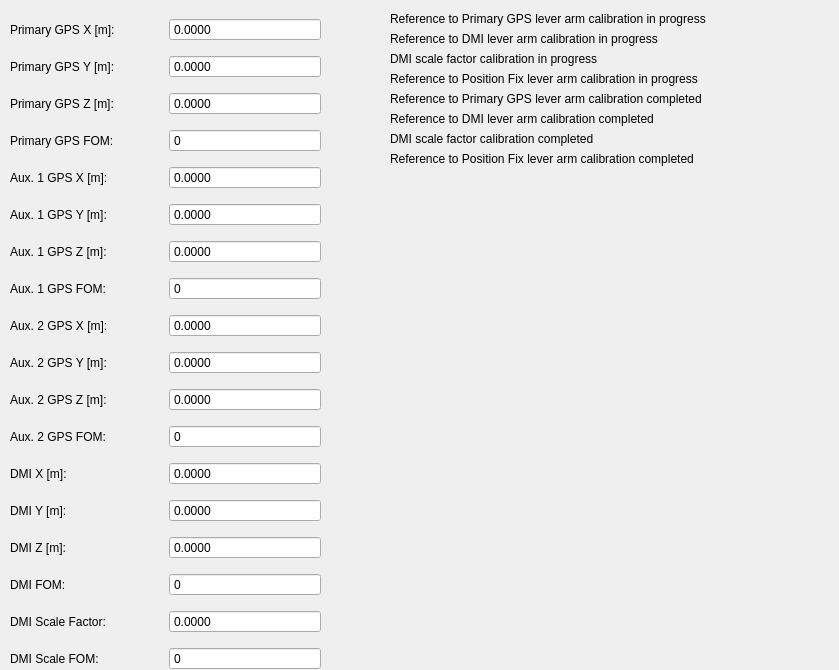
Old version of the form src/lib/visualization/CalibrationControl.ui in the repository jmaye/libposlv.
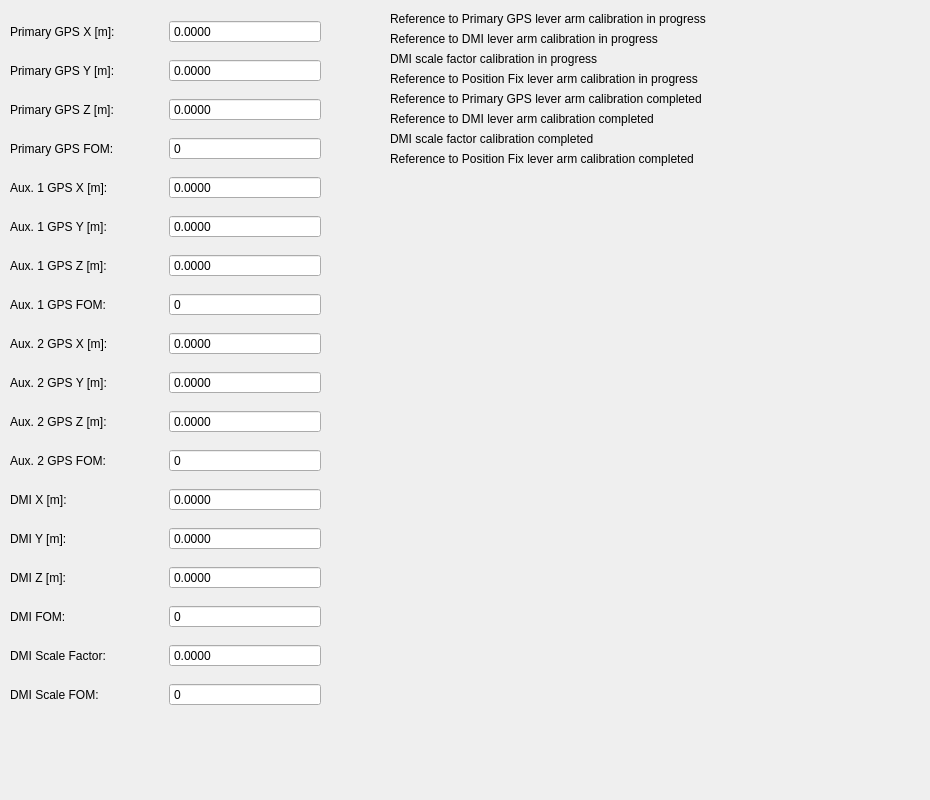
New version of the form. Custom widgets are drawn as their Qt base class.

```diff
--- a/src/lib/visualization/CalibrationControl.ui
+++ b/src/lib/visualization/CalibrationControl.ui
@@ -6,8 +6,8 @@
    <rect>
     <x>0</x>
     <y>0</y>
-    <width>839</width>
-    <height>670</height>
+    <width>930</width>
+    <height>800</height>
    </rect>
   </property>
   <property name="windowTitle">
@@ -19,7 +19,7 @@
      <x>10</x>
      <y>10</y>
      <width>311</width>
-     <height>680</height>
+     <height>711</height>
     </rect>
    </property>
    <layout class="QGridLayout" name="calibrationLayout">
```
